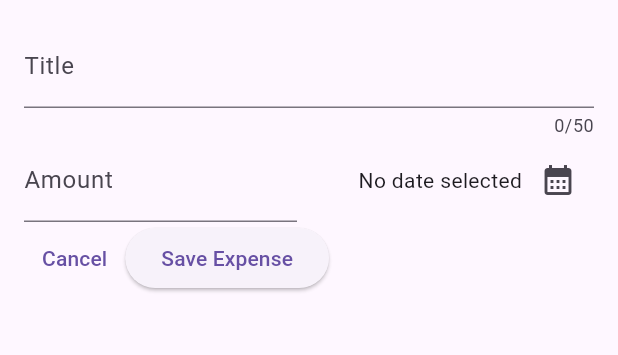
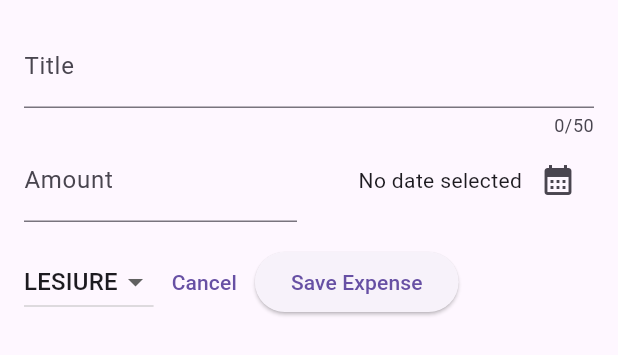
Before and after one commit to ashutosh1234ojha/AdvanceBasicFlutter, a Flutter app: the NewExpense widget shown alone on an empty page, opened directly, on a phone screen of 412 x 824 dp. Shown: the top 355 px of the screen. Run offline on Flutter 3.47's test engine with Material 3 defaults, Android fonts, the phone set to English and light mode, and no system bars.

Commit message:
drop down added

```diff
--- a/lib/widgets/new_expense.dart
+++ b/lib/widgets/new_expense.dart
@@ -13,6 +13,7 @@
   final _titleController = TextEditingController();
   final _amountController = TextEditingController();
   DateTime? _selectedDate;
+  Category _selectedCategory = Category.lesiure;
 
   void _presentDatePicker() async {
     final now = DateTime.now();
@@ -82,8 +83,27 @@
               ),
             ],
           ),
+          SizedBox(height: 16),
           Row(
             children: [
+              DropdownButton(
+                value: _selectedCategory,
+                items:
+                    Category.values
+                        .map(
+                          (category) => DropdownMenuItem(
+                            value: category,
+                            child: Text(category.name.toUpperCase()),
+                          ),
+                        )
+                        .toList(),
+                onChanged: (value) {
+                  if (value == null) return;
+                  setState(() {
+                    _selectedCategory = value;
+                  });
+                },
+              ),
               TextButton(
                 onPressed: () {
                   Navigator.pop(context);
```
